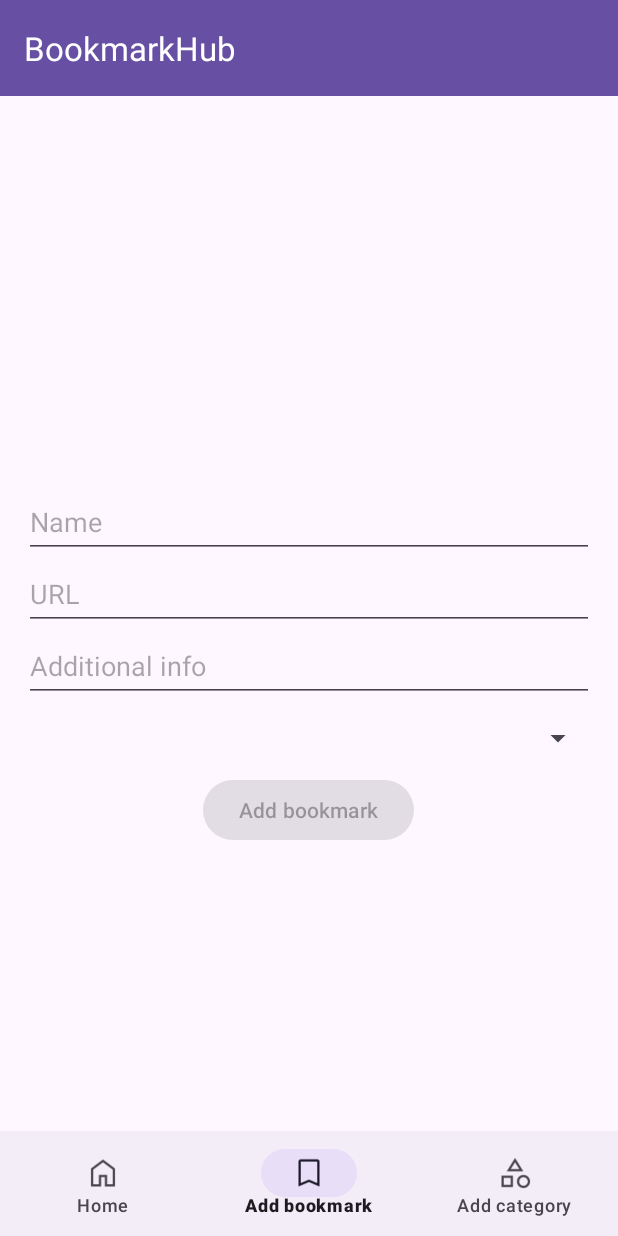
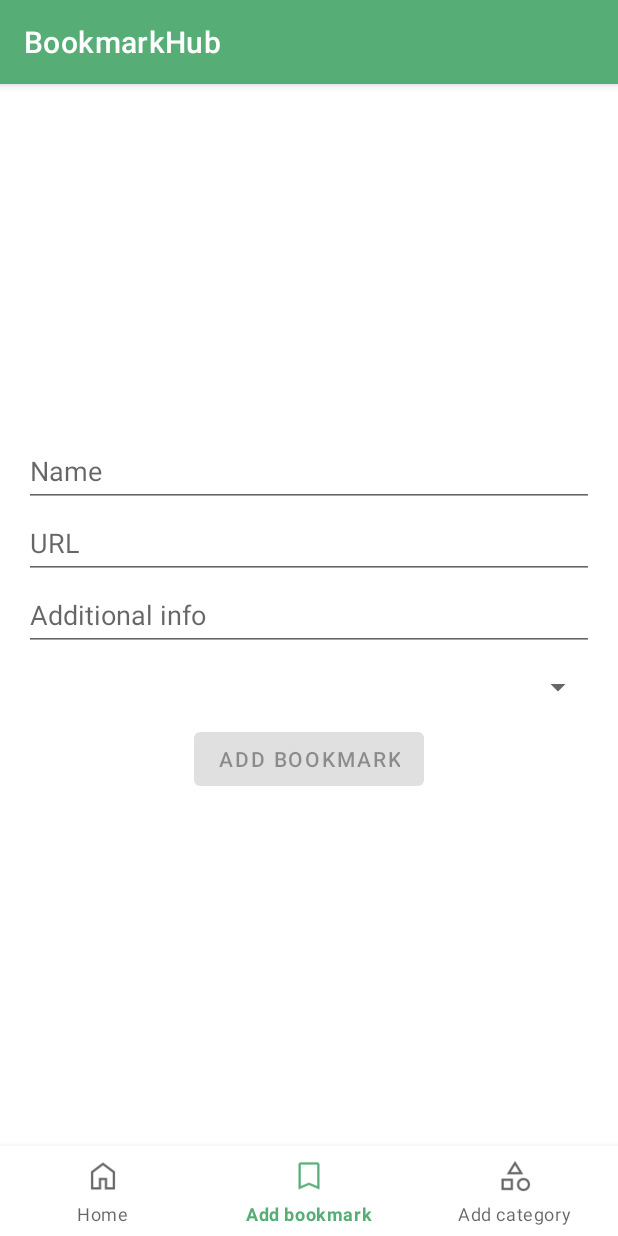
Before and after one commit to dravalico/BookmarkHub, an Android app: the screen it shows after launch once a user with an empty profile is signed in (MainActivity), item 2 of the bottom bar chosen, on a phone screen of 412 x 824 dp. Run offline under Robolectric (Android 15) with nearby library versions, the phone set to English and light mode, and no system bars; our stand-ins replace Firebase (no records; nobody signed in at launch, a user with empty details on screens opened directly), navigation-ui.

Commit message:
UI changes

```diff
--- a/app/src/main/AndroidManifest.xml
+++ b/app/src/main/AndroidManifest.xml
@@ -11,7 +11,7 @@
         android:label="@string/app_name"
         android:roundIcon="@mipmap/ic_launcher_round"
         android:supportsRtl="true"
-        android:theme="@style/Theme.BookmarkHub"
+        android:theme="@style/Base.Theme.BookmarkHub"
         tools:targetApi="31">
         <activity
             android:name=".ui.authentication.AuthenticationActivity"
--- a/app/src/main/java/it/units/sim/bookmarkhub/MainActivity.java
+++ b/app/src/main/java/it/units/sim/bookmarkhub/MainActivity.java
@@ -2,11 +2,8 @@ package it.units.sim.bookmarkhub;
 
 import android.content.Intent;
 import android.os.Bundle;
-import android.view.MenuItem;
 
-import androidx.appcompat.app.ActionBar;
 import androidx.appcompat.app.AppCompatActivity;
-import androidx.appcompat.widget.Toolbar;
 import androidx.navigation.NavController;
 import androidx.navigation.fragment.NavHostFragment;
 import androidx.navigation.ui.NavigationUI;
@@ -24,8 +21,6 @@ public class MainActivity extends AppCompatActivity {
     protected void onCreate(Bundle savedInstanceState) {
         super.onCreate(savedInstanceState);
         setContentView(R.layout.activity_main);
-        Toolbar toolbar = findViewById(R.id.toolbar);
-        setSupportActionBar(toolbar);
         if (!FirebaseAuthenticationHelper.isSomeoneLoggedIn()) {
             startActivity(new Intent(this, AuthenticationActivity.class));
         }
@@ -36,13 +31,4 @@ public class MainActivity extends AppCompatActivity {
         NavigationUI.setupWithNavController(bottomNavigationView, navController);
     }
 
-    @Override
-    public boolean onOptionsItemSelected(MenuItem item) {
-        if (item.getItemId() == android.R.id.home) {
-            getSupportFragmentManager().popBackStack();
-            return true;
-        }
-        return super.onOptionsItemSelected(item);
-    }
-
 }
--- a/app/src/main/res/layout/activity_main.xml
+++ b/app/src/main/res/layout/activity_main.xml
@@ -7,41 +7,29 @@
     android:layout_height="match_parent"
     tools:context=".MainActivity">
 
-    <com.google.android.material.appbar.AppBarLayout
-        android:id="@+id/appBarLayout"
-        android:layout_width="match_parent"
-        android:layout_height="wrap_content"
-        tools:ignore="MissingConstraints">
-
-        <com.google.android.material.appbar.MaterialToolbar
-            android:id="@+id/toolbar"
-            android:layout_width="match_parent"
-            android:layout_height="?attr/actionBarSize"
-            android:background="?attr/colorPrimary"
-            app:title="@string/app_name"
-            app:titleTextColor="@color/white" />
-    </com.google.android.material.appbar.AppBarLayout>
-
     <androidx.fragment.app.FragmentContainerView
         android:id="@+id/main_nav_host_fragment"
         android:name="androidx.navigation.fragment.NavHostFragment"
         android:layout_width="0dp"
         android:layout_height="0dp"
         app:defaultNavHost="true"
-        app:layout_constraintBottom_toBottomOf="parent"
+        app:layout_constraintBottom_toTopOf="@+id/bottomNavigationView"
+        app:layout_constraintHorizontal_bias="0.0"
         app:layout_constraintLeft_toLeftOf="parent"
         app:layout_constraintRight_toRightOf="parent"
-        app:layout_constraintTop_toBottomOf="@+id/appBarLayout"
+        app:layout_constraintTop_toTopOf="parent"
         app:navGraph="@navigation/main_nav_graph" />
 
     <com.google.android.material.bottomnavigation.BottomNavigationView
         android:id="@+id/bottomNavigationView"
         android:layout_width="match_parent"
-        android:layout_height="70dp"
+        android:layout_height="60dp"
         android:layout_gravity="bottom"
+        android:layout_marginBottom="0dp"
         android:clipToPadding="false"
         app:layout_constraintBottom_toBottomOf="parent"
         app:layout_constraintEnd_toEndOf="parent"
+        app:layout_constraintHorizontal_bias="0.0"
         app:layout_constraintStart_toStartOf="parent"
         app:menu="@menu/bottom_menu" />
 
--- a/app/src/main/res/values-night/themes.xml
+++ b/app/src/main/res/values-night/themes.xml
@@ -1,6 +1,6 @@
-<resources xmlns:tools="http://schemas.android.com/tools">
+<resources>
     <!-- Base application theme. -->
-    <style name="Base.Theme.BookmarkHub" parent="Theme.Material3.DayNight.NoActionBar">
+    <style name="Base.Theme.BookmarkHub" parent="Theme.MaterialComponents.DayNight.DarkActionBar">
         <!-- Customize your dark theme here. -->
         <!-- <item name="colorPrimary">@color/my_dark_primary</item> -->
     </style>
--- a/app/src/main/res/values/colors.xml
+++ b/app/src/main/res/values/colors.xml
@@ -2,4 +2,5 @@
 <resources>
     <color name="black">#FF000000</color>
     <color name="white">#FFFFFFFF</color>
+    <color name="green">#56AE76</color>
 </resources>
--- a/app/src/main/res/values/themes.xml
+++ b/app/src/main/res/values/themes.xml
@@ -1,9 +1,7 @@
-<resources xmlns:tools="http://schemas.android.com/tools">
+<resources>
     <!-- Base application theme. -->
-    <style name="Base.Theme.BookmarkHub" parent="Theme.Material3.DayNight.NoActionBar">
+    <style name="Base.Theme.BookmarkHub" parent="Theme.MaterialComponents.DayNight.DarkActionBar">
         <!-- Customize your light theme here. -->
-        <!-- <item name="colorPrimary">@color/my_light_primary</item> -->
+        <item name="colorPrimary">@color/green</item>
     </style>
-
-    <style name="Theme.BookmarkHub" parent="Base.Theme.BookmarkHub" />
 </resources>
```
